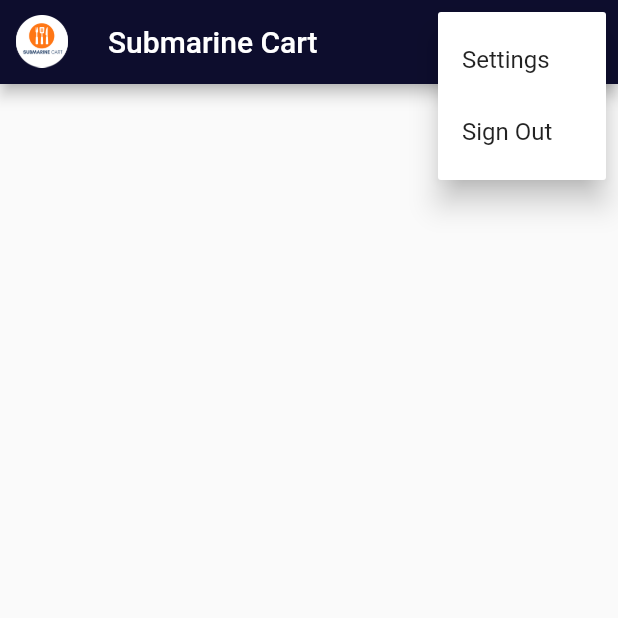
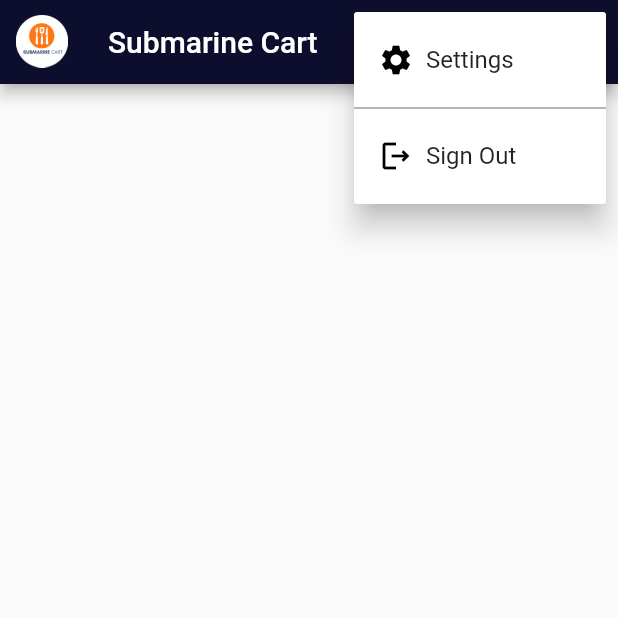
Before and after one commit to sethiyanisal/submarine_cart, a Flutter app: the screen it shows once a user with an empty profile is signed in, after a tap on the "account circle" icon, on a phone screen of 412 x 824 dp, the top half of it. Run offline on Flutter 3.47's test engine with Material 2 defaults, Android fonts, the phone set to English and light mode, and no system bars; our stand-ins replace firebase_auth, firebase_core; accounts and stored records are empty.

Commit message:
Added some styles to the homepage

```diff
--- a/flutter_firebase/lib/interfaces/home/home.dart
+++ b/flutter_firebase/lib/interfaces/home/home.dart
@@ -26,19 +26,50 @@ class HomePage extends StatelessWidget {
         ),
         title: const Text('Submarine Cart'),
         actions: [
-          PopupMenuButton<int>(
+          Theme(
+            data: Theme.of(context).copyWith(
+              iconTheme: const IconThemeData(
+                color: Colors.white,
+              ),
+              dividerColor: const Color.fromARGB(255, 94, 111, 119),
+            ),
+            child: PopupMenuButton<int>(
               onSelected: (item) => onSelected(context, item),
               icon: const Icon(Icons.account_circle_outlined),
               itemBuilder: (context) => [
-              const PopupMenuItem<int>(
+                PopupMenuItem<int>(
                   value: 0,
-                child: Text('Settings'),
+                  child: Row(
+                    children: const [
+                      Icon(
+                        Icons.settings,
+                        color: Colors.black,
                       ),
-              const PopupMenuItem<int>(
+                      SizedBox(
+                        width: 8,
+                      ),
+                      Text('Settings'),
+                    ],
+                  ),
+                ),
+                const PopupMenuDivider(),
+                PopupMenuItem<int>(
                   value: 1,
-                child: Text('Sign Out'),
+                  child: Row(
+                    children: const [
+                      Icon(
+                        Icons.logout_outlined,
+                        color: Colors.black,
+                      ),
+                      SizedBox(
+                        width: 8,
+                      ),
+                      Text('Sign Out'),
+                    ],
+                  ),
                 ),
               ],
+            ),
           ),
         ],
       ),
```
Lines whose indentation alone changed are shown as unchanged.
